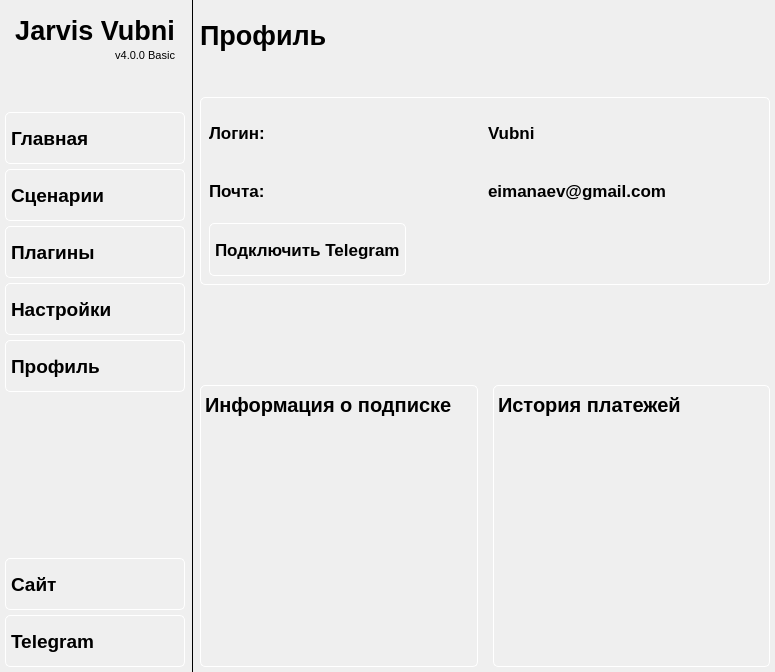
Before: the Qt Designer form scripts/main.ui in Vubni/jarvis-voice_user, drawn with Qt 5.
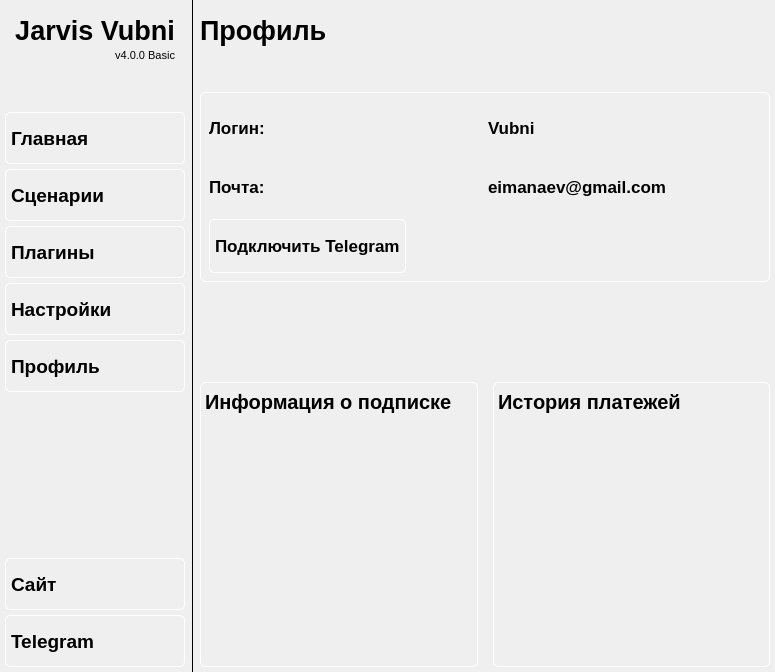
After: the same form once the commit is applied. The open tabs and pages were chosen to show the change. Icons and pictures are not drawn.

Diff of the .ui file:
```diff
--- a/scripts/main.ui
+++ b/scripts/main.ui
@@ -1188,7 +1188,7 @@
          <number>5</number>
         </property>
         <property name="topMargin">
-         <number>20</number>
+         <number>15</number>
         </property>
         <property name="rightMargin">
          <number>5</number>
@@ -1594,7 +1594,7 @@
                     <x>0</x>
                     <y>0</y>
                     <width>264</width>
-                    <height>227</height>
+                    <height>231</height>
                    </rect>
                   </property>
                  </widget>
```
Left out of the diff: 16 changed lines with no effect on the pictures.
